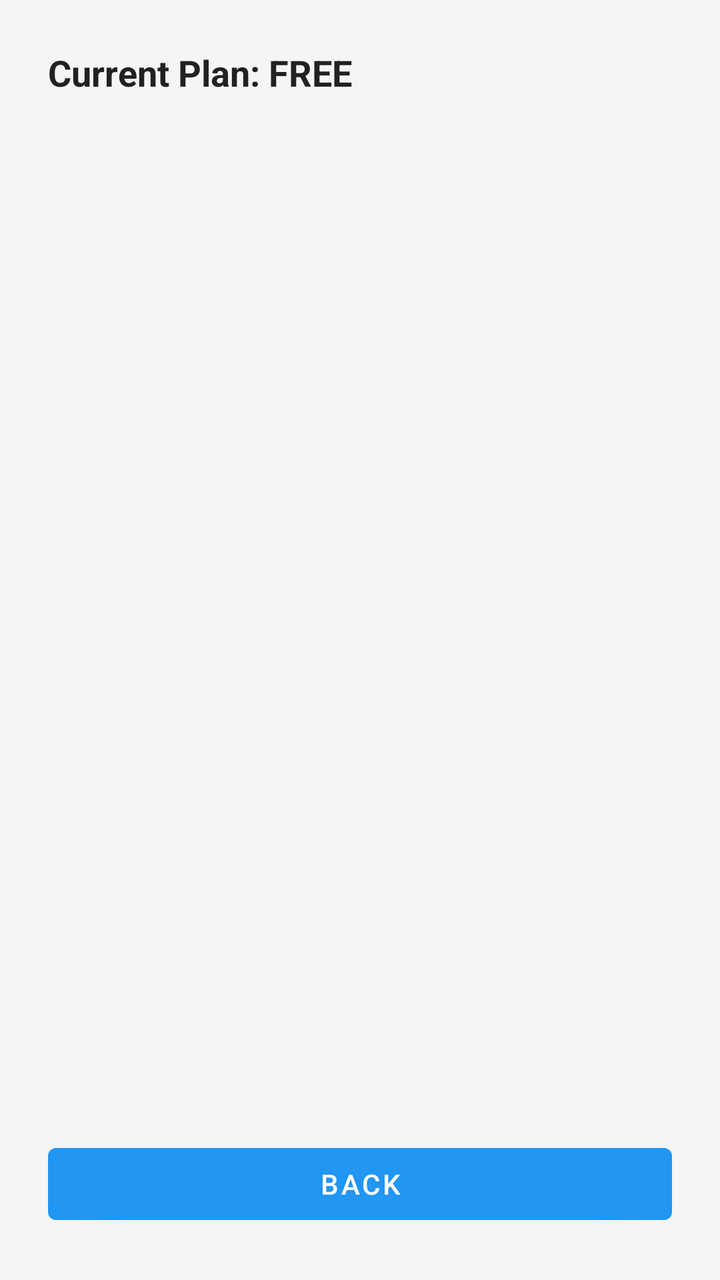
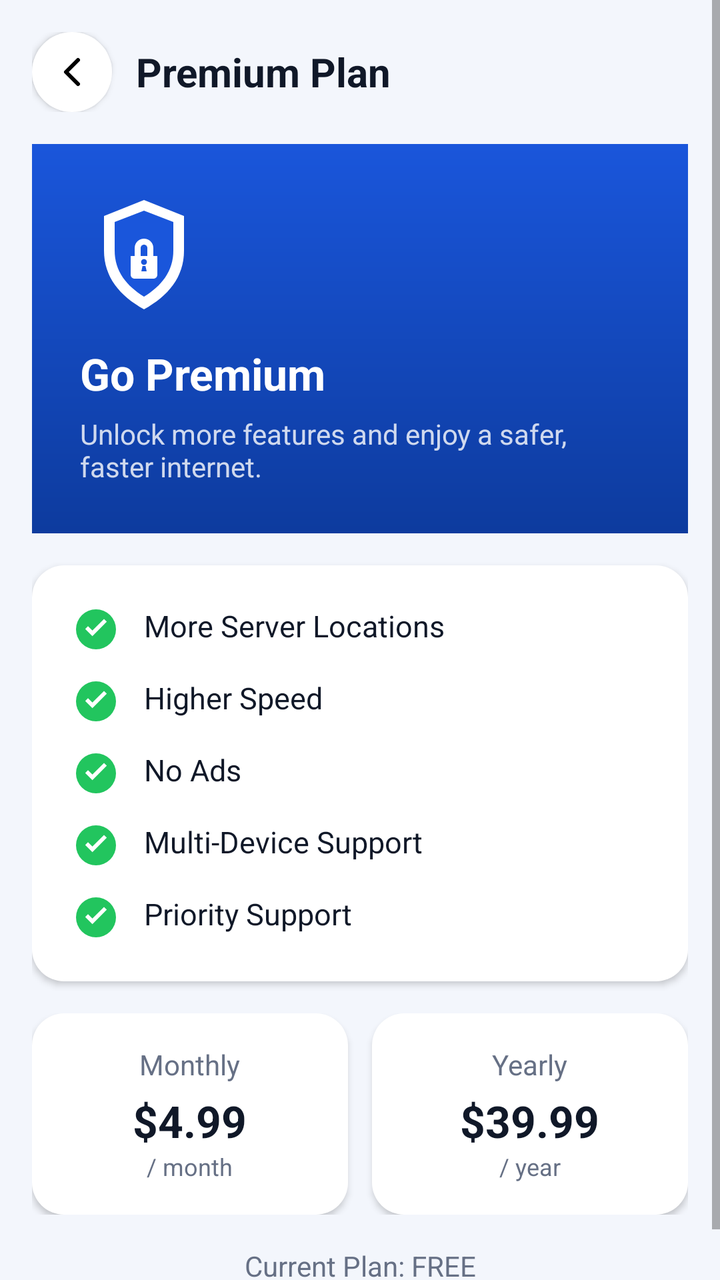

Two renders of the same Android screen: before a commit and after it. Below are the layout's source before the change and the commit's diff.
<!-- AndroidManifest.xml: activity theme AppTheme.NoActionBar -->
<!-- res/layout/activity_subscription.xml -->
<?xml version="1.0" encoding="utf-8"?>
<LinearLayout xmlns:android="http://schemas.android.com/apk/res/android"
    android:layout_width="match_parent"
    android:layout_height="match_parent"
    android:orientation="vertical"
    android:background="@color/background"
    android:padding="24dp">

    <TextView
        android:id="@+id/tv_current_plan"
        android:layout_width="wrap_content"
        android:layout_height="wrap_content"
        android:text="Current Plan: FREE"
        android:textSize="18sp"
        android:textStyle="bold"
        android:textColor="@color/text_primary"
        android:layout_marginBottom="16dp" />

    <androidx.recyclerview.widget.RecyclerView
        android:id="@+id/recycler_view"
        android:layout_width="match_parent"
        android:layout_height="0dp"
        android:layout_weight="1" />

    <Button
        android:id="@+id/btn_back"
        android:layout_width="match_parent"
        android:layout_height="wrap_content"
        android:text="Back"
        android:layout_marginTop="16dp" />

</LinearLayout>
<!-- resources referenced by this layout -->
<resources>
  <color name="background">#F5F5F5</color>
  <color name="text_primary">#212121</color>
  <style name="AppTheme.NoActionBar" parent="AppTheme">
          <item name="windowActionBar">false</item>
          <item name="windowNoTitle">true</item>
      </style>
  <style name="AppTheme" parent="Theme.MaterialComponents.DayNight.DarkActionBar">
          <item name="colorPrimary">@color/primary</item>
          <item name="colorPrimaryDark">@color/primary_dark</item>
          <item name="colorAccent">@color/accent</item>
          <item name="android:windowBackground">@color/background</item>
      </style>
  <color name="primary">#2196F3</color>
  <color name="primary_dark">#1976D2</color>
  <color name="accent">#FF5722</color>
</resources>

<!-- the commit's change to res/layout/activity_subscription.xml (unified diff, before → after) -->
@@ -1,32 +1,244 @@
 <?xml version="1.0" encoding="utf-8"?>
-<LinearLayout xmlns:android="http://schemas.android.com/apk/res/android"
+<ScrollView xmlns:android="http://schemas.android.com/apk/res/android"
     android:layout_width="match_parent"
     android:layout_height="match_parent"
-    android:orientation="vertical"
-    android:background="@color/background"
-    android:padding="24dp">
-
-    <TextView
-        android:id="@+id/tv_current_plan"
-        android:layout_width="wrap_content"
-        android:layout_height="wrap_content"
-        android:text="Current Plan: FREE"
-        android:textSize="18sp"
-        android:textStyle="bold"
-        android:textColor="@color/text_primary"
-        android:layout_marginBottom="16dp" />
-
-    <androidx.recyclerview.widget.RecyclerView
-        android:id="@+id/recycler_view"
-        android:layout_width="match_parent"
-        android:layout_height="0dp"
-        android:layout_weight="1" />
-
-    <Button
-        android:id="@+id/btn_back"
+    android:background="@color/vpn_bg"
+    android:fillViewport="true">
+
+    <LinearLayout
         android:layout_width="match_parent"
         android:layout_height="wrap_content"
-        android:text="Back"
-        android:layout_marginTop="16dp" />
-
-</LinearLayout>
+        android:orientation="vertical"
+        android:padding="16dp">
+
+        
+        <LinearLayout
+            android:layout_width="match_parent"
+            android:layout_height="wrap_content"
+            android:orientation="horizontal"
+            android:gravity="center_vertical"
+            android:layout_marginBottom="16dp">
+
+            <ImageButton
+                android:id="@+id/btn_back"
+                android:layout_width="40dp"
+                android:layout_height="40dp"
+                android:background="@drawable/circle_fill_white"
+                android:src="@drawable/ic_chevron_right"
+                android:rotation="180"
+                android:contentDescription="@string/back"
+                android:elevation="2dp" />
+
+            <TextView
+                android:layout_width="wrap_content"
+                android:layout_height="wrap_content"
+                android:text="@string/premium_plan"
+                android:textSize="20sp"
+                android:textStyle="bold"
+                android:textColor="@color/vpn_text_primary"
+                android:layout_marginStart="12dp" />
+
+        </LinearLayout>
+
+        
+        <LinearLayout
+            android:layout_width="match_parent"
+            android:layout_height="wrap_content"
+            android:background="@drawable/bg_gradient_blue"
+            android:orientation="vertical"
+            android:padding="24dp"
+            android:layout_marginBottom="16dp">
+
+            <ImageView
+                android:layout_width="64dp"
+                android:layout_height="64dp"
+                android:src="@drawable/ic_shield_logo"
+                android:contentDescription="@string/go_premium"
+                android:layout_marginBottom="12dp" />
+
+            <TextView
+                android:layout_width="wrap_content"
+                android:layout_height="wrap_content"
+                android:text="@string/go_premium"
+                android:textSize="22sp"
+                android:textStyle="bold"
+                android:textColor="@color/white" />
+
+            <TextView
+                android:layout_width="wrap_content"
+                android:layout_height="wrap_content"
+                android:text="@string/premium_upsell_subtitle"
+                android:textSize="14sp"
+                android:textColor="#CCFFFFFF"
+                android:layout_marginTop="6dp" />
+
+        </LinearLayout>
+
+        
+        <LinearLayout
+            android:layout_width="match_parent"
+            android:layout_height="wrap_content"
+            android:background="@drawable/card_rounded_16"
+            android:orientation="vertical"
+            android:padding="20dp"
+            android:elevation="2dp"
+            android:layout_marginBottom="16dp">
+
+            <TextView
+                android:layout_width="wrap_content"
+                android:layout_height="wrap_content"
+                android:text="@string/feature_more_servers"
+                android:textSize="15sp"
+                android:textColor="@color/vpn_text_primary"
+                android:drawableStart="@drawable/ic_check_circle"
+                android:drawableTint="@color/vpn_green"
+                android:drawablePadding="12dp"
+                android:layout_marginBottom="12dp" />
+
+            <TextView
+                android:layout_width="wrap_content"
+                android:layout_height="wrap_content"
+                android:text="@string/feature_higher_speed"
+                android:textSize="15sp"
+                android:textColor="@color/vpn_text_primary"
+                android:drawableStart="@drawable/ic_check_circle"
+                android:drawableTint="@color/vpn_green"
+                android:drawablePadding="12dp"
+                android:layout_marginBottom="12dp" />
+
+            <TextView
+                android:layout_width="wrap_content"
+                android:layout_height="wrap_content"
+                android:text="@string/feature_no_ads"
+                android:textSize="15sp"
+                android:textColor="@color/vpn_text_primary"
+                android:drawableStart="@drawable/ic_check_circle"
+                android:drawableTint="@color/vpn_green"
+                android:drawablePadding="12dp"
+                android:layout_marginBottom="12dp" />
+
+            <TextView
+                android:layout_width="wrap_content"
+                android:layout_height="wrap_content"
+                android:text="@string/feature_multi_device"
+                android:textSize="15sp"
+                android:textColor="@color/vpn_text_primary"
+                android:drawableStart="@drawable/ic_check_circle"
+                android:drawableTint="@color/vpn_green"
+                android:drawablePadding="12dp"
+                android:layout_marginBottom="12dp" />
+
+            <TextView
+                android:layout_width="wrap_content"
+                android:layout_height="wrap_content"
+                android:text="@string/feature_priority_support"
+                android:textSize="15sp"
+                android:textColor="@color/vpn_text_primary"
+                android:drawableStart="@drawable/ic_check_circle"
+                android:drawableTint="@color/vpn_green"
+                android:drawablePadding="12dp" />
+
+        </LinearLayout>
+
+        
+        <LinearLayout
+            android:layout_width="match_parent"
+            android:layout_height="wrap_content"
+            android:orientation="horizontal"
+            android:layout_marginBottom="16dp">
+
+            <LinearLayout
+                android:layout_width="0dp"
+                android:layout_height="wrap_content"
+                android:layout_weight="1"
+                android:background="@drawable/card_rounded_16"
+                android:orientation="vertical"
+                android:gravity="center"
+                android:padding="16dp"
+                android:elevation="2dp"
+                android:layout_marginEnd="6dp">
+
+                <TextView
+                    android:layout_width="wrap_content"
+                    android:layout_height="wrap_content"
+                    android:text="@string/monthly"
+                    android:textSize="14sp"
+                    android:textColor="@color/vpn_text_secondary" />
+
+                <TextView
+                    android:layout_width="wrap_content"
+                    android:layout_height="wrap_content"
+                    android:text="@string/price_monthly"
+                    android:textSize="22sp"
+                    android:textStyle="bold"
+                    android:textColor="@color/vpn_text_primary"
+                    android:layout_marginTop="4dp" />
+
+                <TextView
+                    android:layout_width="wrap_content"
+                    android:layout_height="wrap_content"
+                    android:text="@string/per_month"
+                    android:textSize="12sp"
+                    android:textColor="@color/vpn_text_secondary" />
+
+            </LinearLayout>
+
+            <LinearLayout
+                android:layout_width="0dp"
+                android:layout_height="wrap_content"
+                android:layout_weight="1"
+                android:background="@drawable/card_rounded_16"
+                android:orientation="vertical"
+                android:gravity="center"
+                android:padding="16dp"
+                android:elevation="2dp"
+                android:layout_marginStart="6dp">
+
+                <TextView
+                    android:layout_width="wrap_content"
+                    android:layout_height="wrap_content"
+                    android:text="@string/yearly"
+                    android:textSize="14sp"
+                    android:textColor="@color/vpn_text_secondary" />
+
+                <TextView
+                    android:layout_width="wrap_content"
+                    android:layout_height="wrap_content"
+                    android:text="@string/price_yearly"
+                    android:textSize="22sp"
+                    android:textStyle="bold"
+                    android:textColor="@color/vpn_text_primary"
+                    android:layout_marginTop="4dp" />
+
+                <TextView
+                    android:layout_width="wrap_content"
+                    android:layout_height="wrap_content"
+                    android:text="@string/per_year"
+                    android:textSize="12sp"
+                    android:textColor="@color/vpn_text_secondary" />
+
+            </LinearLayout>
+
+        </LinearLayout>
+
+        
+        <TextView
+            android:id="@+id/tv_current_plan"
+            android:layout_width="match_parent"
+            android:layout_height="wrap_content"
+            android:text="@string/current_plan_free"
+            android:textSize="14sp"
+            android:textColor="@color/vpn_text_secondary"
+            android:gravity="center"
+            android:layout_marginBottom="8dp" />
+
+        
+        <androidx.recyclerview.widget.RecyclerView
+            android:id="@+id/recycler_view"
+            android:layout_width="match_parent"
+            android:layout_height="wrap_content"
+            android:nestedScrollingEnabled="false" />
+
+    </LinearLayout>
+
+</ScrollView>
<!-- resource entries referenced after the edit -->
@@ -1,19 +1,111 @@
 <!-- resources referenced by this layout -->
 <resources>
-  <color name="background">#F5F5F5</color>
-  <color name="text_primary">#212121</color>
-  <style name="AppTheme.NoActionBar" parent="AppTheme">
-          <item name="windowActionBar">false</item>
-          <item name="windowNoTitle">true</item>
+  <color name="vpn_bg">#f3f6fc</color>
+  <color name="vpn_green">#22c55e</color>
+  <color name="vpn_text_primary">#101828</color>
+  <color name="vpn_text_secondary">#667085</color>
+  <color name="white">#FFFFFF</color>
+  <!-- drawable bg_gradient_blue (drawable) -->
+  <?xml version="1.0" encoding="utf-8"?>
+  <shape xmlns:android="http://schemas.android.com/apk/res/android"
+      android:shape="rectangle">
+      <gradient
+          android:angle="270"
+          android:startColor="@color/vpn_blue"
+          android:endColor="@color/vpn_blue_dark" />
+  </shape>
+  <!-- drawable card_rounded_16 (drawable) -->
+  <?xml version="1.0" encoding="utf-8"?>
+  <shape xmlns:android="http://schemas.android.com/apk/res/android"
+      android:shape="rectangle">
+      <solid android:color="@color/white" />
+      <corners android:radius="16dp" />
+  </shape>
+  <!-- drawable circle_fill_white (drawable) -->
+  <?xml version="1.0" encoding="utf-8"?>
+  <shape xmlns:android="http://schemas.android.com/apk/res/android"
+      android:shape="oval">
+      <solid android:color="@color/white" />
+  </shape>
+  <!-- drawable ic_check_circle (drawable) -->
+  <vector xmlns:android="http://schemas.android.com/apk/res/android"
+      android:width="24dp"
+      android:height="24dp"
+      android:viewportWidth="24"
+      android:viewportHeight="24">
+      <path
+          android:fillColor="#FF000000"
+          android:pathData="M12,2a10,10 0 1,0 0,20 10,10 0 1,0 0,-20zM10.2,15.4l-3.6,-3.6 1.4,-1.4 2.2,2.2 5.8,-5.8 1.4,1.4z" />
+  </vector>
+  <!-- drawable ic_chevron_right (drawable) -->
+  <vector xmlns:android="http://schemas.android.com/apk/res/android"
+      android:width="24dp"
+      android:height="24dp"
+      android:viewportWidth="24"
+      android:viewportHeight="24">
+      <path
+          android:strokeColor="#FF000000"
+          android:strokeWidth="2"
+          android:strokeLineCap="round"
+          android:strokeLineJoin="round"
+          android:pathData="M9,6 l6,6 -6,6" />
+  </vector>
+  <!-- drawable ic_shield_logo (drawable) -->
+  <vector xmlns:android="http://schemas.android.com/apk/res/android"
+      android:width="96dp"
+      android:height="96dp"
+      android:viewportWidth="96"
+      android:viewportHeight="96">
+      
+      <path
+          android:fillColor="#FFFFFFFF"
+          android:pathData="M48,6 L78,18 V44 C78,64 66,78 48,88 C30,78 18,64 18,44 V18 Z" />
+      
+      <path
+          android:fillColor="#FF1a56db"
+          android:pathData="M48,14 L70,22.5 V44 C70,59.5 61,70.5 48,78.5 C35,70.5 26,59.5 26,44 V22.5 Z" />
+      
+      <path
+          android:fillColor="#FFFFFFFF"
+          android:pathData="M41,48 V42 c0,-3.9 3.1,-7 7,-7 s7,3.1 7,7 v6 h-4.5 V42 c0,-1.4 -1.1,-2.5 -2.5,-2.5 s-2.5,1.1 -2.5,2.5 v6 Z" />
+      
+      <path
+          android:fillColor="#FFFFFFFF"
+          android:pathData="M38,48 h20 v14 c0,1.7 -1.3,3 -3,3 H41 c-1.7,0 -3,-1.3 -3,-3 Z" />
+      
+      <path
+          android:fillColor="#FF1a56db"
+          android:pathData="M48,52.5 m-2.2,0 a2.2,2.2 0 1,1 4.4,0 a2.2,2.2 0 1,1 -4.4,0 M46.9,55.5 h2.2 l0.9,4 h-4 Z" />
+  </vector>
+  <string name="back">Back</string>
+  <string name="current_plan_free">Current Plan: FREE</string>
+  <string name="feature_higher_speed">Higher Speed</string>
+  <string name="feature_more_servers">More Server Locations</string>
+  <string name="feature_multi_device">Multi-Device Support</string>
+  <string name="feature_no_ads">No Ads</string>
+  <string name="feature_priority_support">Priority Support</string>
+  <string name="go_premium">Go Premium</string>
+  <string name="monthly">Monthly</string>
+  <string name="per_month">/ month</string>
+  <string name="per_year">/ year</string>
+  <string name="premium_plan">Premium Plan</string>
+  <string name="premium_upsell_subtitle">Unlock more features and enjoy a safer, faster internet.</string>
+  <string name="price_monthly">$4.99</string>
+  <string name="price_yearly">$39.99</string>
+  <string name="yearly">Yearly</string>
+  <style name="AppTheme.NoActionBar" parent="AppTheme" />
+  <color name="vpn_blue">#1a56db</color>
+  <color name="vpn_blue_dark">#0d3b9e</color>
+  <style name="AppTheme" parent="Theme.MaterialComponents.Light.NoActionBar">
+          <item name="colorPrimary">@color/vpn_blue</item>
+          <item name="colorPrimaryVariant">@color/vpn_blue_dark</item>
+          <item name="colorPrimaryDark">@color/vpn_blue_dark</item>
+          <item name="colorAccent">@color/vpn_blue</item>
+          <item name="colorSecondary">@color/vpn_green</item>
+          <item name="android:statusBarColor">@color/vpn_blue_dark</item>
+          <item name="android:navigationBarColor">@color/white</item>
+          <item name="android:windowBackground">@color/vpn_bg</item>
+          <item name="android:windowLightStatusBar">false</item>
       </style>
-  <style name="AppTheme" parent="Theme.MaterialComponents.DayNight.DarkActionBar">
-          <item name="colorPrimary">@color/primary</item>
-          <item name="colorPrimaryDark">@color/primary_dark</item>
-          <item name="colorAccent">@color/accent</item>
-          <item name="android:windowBackground">@color/background</item>
-      </style>
-  <color name="primary">#2196F3</color>
-  <color name="primary_dark">#1976D2</color>
-  <color name="accent">#FF5722</color>
 </resources>
 
